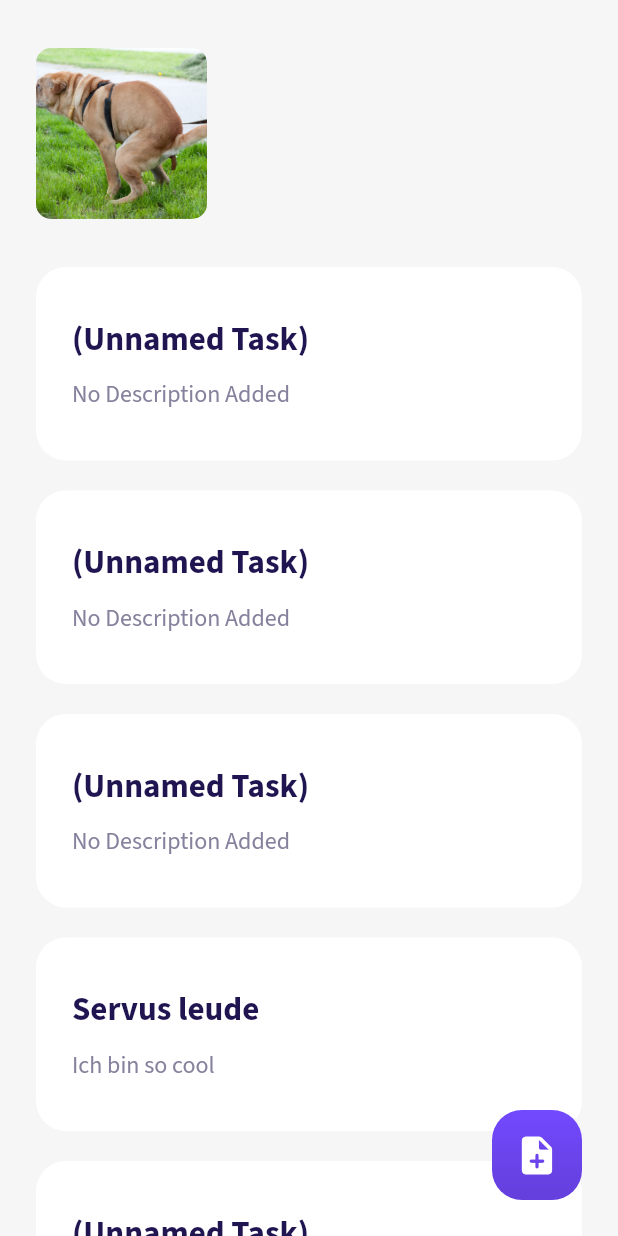
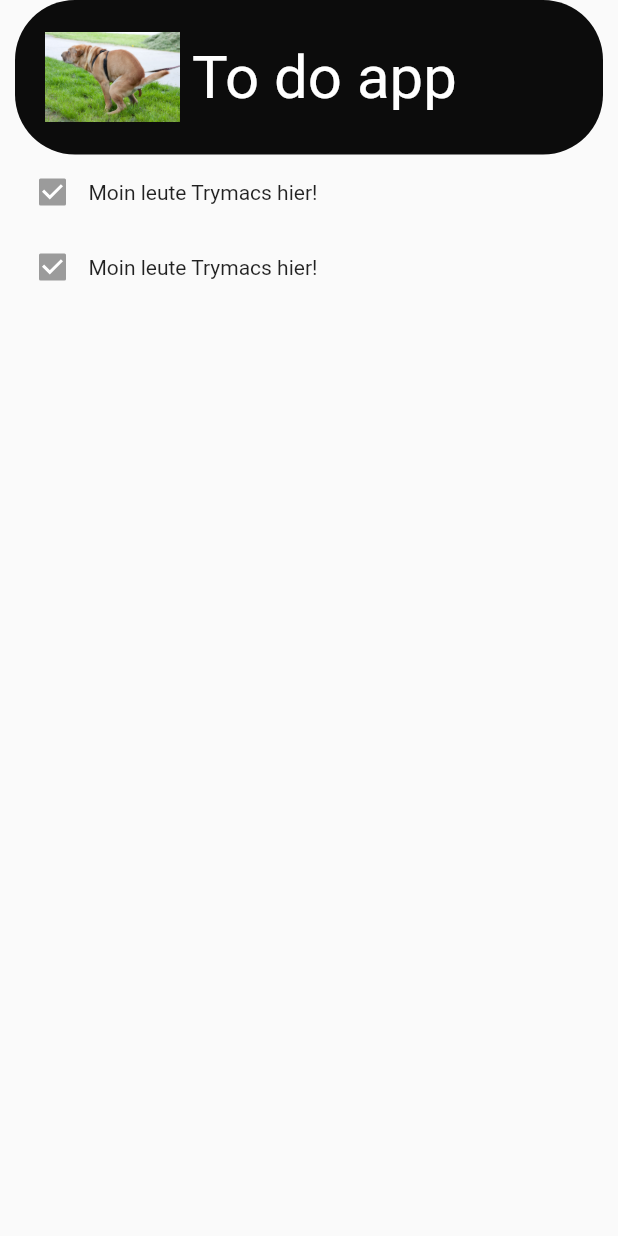
Before and after one commit to IHaveHackedYou/to_do_app, a Flutter app: the screen it shows after launch, on a phone screen of 412 x 824 dp. Run offline on Flutter 3.47's test engine with Material 2 defaults, Android fonts, the phone set to English and light mode, and no system bars; our stand-ins replace firebase_core, google_fonts; accounts and stored records are empty.

Commit message:
initializing todo from scratch

```diff
--- a/lib/helper_widgets.dart
+++ b/lib/helper_widgets.dart
@@ -0,0 +1,20 @@
+import 'package:flutter/material.dart';
+
+class TodoEntry extends StatelessWidget {
+  final String title;
+  final bool done;
+
+  const TodoEntry({Key? key, required this.title, required this.done})
+      : super(key: key);
+
+  @override
+  Widget build(BuildContext context) {
+    return Container(
+        width: double.infinity,
+        padding: EdgeInsets.all(1.0),
+        child: Row(
+          children: [Checkbox(value: done, onChanged: null),
+          Text("Moin leute Trymacs hier!")],
+        ));
+  }
+}
--- a/lib/main.dart
+++ b/lib/main.dart
@@ -1,22 +1,40 @@
+import 'package:firebase_core/firebase_core.dart';
 import 'package:flutter/material.dart';
 import 'package:google_fonts/google_fonts.dart';
-import 'package:to_do_app/screens/homepage.dart';
+import 'package:to_do_app/screens/helper_screens.dart';
+import 'package:to_do_app/screens/home_screen.dart';
 
-void main() => runApp(MyApp());
 
+Future<void> main() async{
+  WidgetsFlutterBinding.ensureInitialized();
+  runApp(MyApp());
+}
 class MyApp extends StatelessWidget {
-  const MyApp({Key? key}) : super(key: key);
+  final Future<FirebaseApp> _fbApp = Firebase.initializeApp();
+
+  MyApp({Key? key}) : super(key: key);
 
   @override
   Widget build(BuildContext context) {
     return MaterialApp(
-      debugShowCheckedModeBanner: false,
       theme: ThemeData(
-        textTheme: GoogleFonts.sourceSansProTextTheme(
-          Theme.of(context).textTheme,
-        ),
+        textTheme: GoogleFonts.robotoTextTheme(
+          Theme.of(context).textTheme
+        )
       ),
-      home: Homepage(),
+      home: FutureBuilder(
+        future: _fbApp,
+        builder: (context, snapshot){
+          if(snapshot.hasError){
+            print("error while initalizing firebase! ${snapshot.error.toString()}");
+            return ErrorScreen(errorMessage: snapshot.error.toString());
+          }else if (snapshot.hasData){
+            return HomeScreen();
+          }else{
+            return LoadingScreen();
+          }
+        }
+      )
     );
   }
 }
--- a/lib/screens/home_screen.dart
+++ b/lib/screens/home_screen.dart
@@ -0,0 +1,54 @@
+import 'dart:ui';
+
+import "package:flutter/material.dart";
+import 'package:google_fonts/google_fonts.dart';
+import 'package:to_do_app/helper_widgets.dart';
+
+class HomeScreen extends StatelessWidget {
+  const HomeScreen({Key? key}) : super(key: key);
+
+  @override
+  Widget build(BuildContext context) {
+    List<TodoEntry> entries = <TodoEntry>[
+      TodoEntry(title: "title", done: true),
+      TodoEntry(title: "title", done: true)
+    ];
+    return Scaffold(
+        body: SafeArea(
+            child: Container(
+      padding: EdgeInsets.only(top: 0, left: 10, right: 10, bottom: 0),
+      child: Column(
+        children: [
+          Container(
+            padding: EdgeInsets.all(20),
+            decoration: BoxDecoration(
+                color: Color(0xF3000000),
+                borderRadius: BorderRadius.circular(40)),
+            child: Row(
+              children: [
+                Image(image: AssetImage("assets/index.jpg"), height: 60),
+                Expanded(
+                  child: Padding(
+                    padding: const EdgeInsets.all(8.0),
+                    child: Text("To do app",
+                        style: TextStyle(
+                             fontSize: 40.0, color: Color(
+                            0xFFFFFFFF))),
+                  ),
+                ),
+              ],
+            ),
+          ),
+          Expanded(
+            child: ListView.builder(
+              itemCount: entries.length,
+              itemBuilder: (BuildContext context, int index) {
+                return entries[index];
+              },
+            ),
+          )
+        ],
+      ),
+    )));
+  }
+}
--- a/lib/screens/homepage.dart
+++ /dev/null
@@ -1,87 +0,0 @@
-import 'package:flutter/material.dart';
-import 'package:to_do_app/screens/taskpage.dart';
-import 'package:to_do_app/widgets.dart';
-
-class Homepage extends StatefulWidget {
-  @override
-  _HomepageState createState() => _HomepageState();
-}
-
-class _HomepageState extends State<Homepage> {
-  @override
-  Widget build(BuildContext context) {
-    return Scaffold(
-      body: SafeArea(
-        child: Container(
-          width: double.infinity,
-          padding: const EdgeInsets.symmetric(
-            horizontal: 24.0,
-          ),
-          color: Color(0xFFF6F6F6),
-          child: Stack(
-            children: [
-              Column(
-                crossAxisAlignment: CrossAxisAlignment.start,
-                children: [
-                  Container(
-                    margin: const EdgeInsets.only(
-                        bottom: 32.0, right: 250.0, top: 32.0),
-                    child: ClipRRect(
-                        borderRadius: BorderRadius.circular(10.0),
-                        child: const AspectRatio(
-                            aspectRatio: 1 / 1,
-                            child: Image(
-                              image: AssetImage("assets/index.jpg"),
-                              fit: BoxFit.cover,
-                            ))),
-                  ),
-                  Expanded(
-                      child: ScrollConfiguration(
-                        behavior: NoGlowBehaviour(),
-                        child: ListView(
-                    children: const [
-                        TaskCardWidget(),
-                        TaskCardWidget(),
-                        TaskCardWidget(),
-                        TaskCardWidget(
-                            title: "Servus leude", desc: "Ich bin so cool"),
-                        TaskCardWidget(),
-                        TaskCardWidget(),
-                    ],
-                  ),
-                      ))
-                ],
-              ),
-              Positioned(
-                bottom: 24.0,
-                right: 0.0,
-                child: Container(
-                  width: 60.0,
-                  height: 60.0,
-                  decoration: BoxDecoration(
-                    gradient: const LinearGradient(
-                        colors: [Color(0xFF7349FE), Color(0xFF643FDB)],
-                        begin: Alignment(0.0, -1.0),
-                        end: Alignment(0.0, 1.0)),
-                    borderRadius: BorderRadius.circular(20.0),
-                  ),
-                  child: GestureDetector(
-                    onTap: () {
-                      Navigator.push(context,
-                          MaterialPageRoute(builder: (context) => TaskPage()));
-                    },
-                    child: const Icon(
-                      Icons.note_add_rounded,
-                      color: Colors.white,
-                      size: 30
-                    ),
-                  ),
-                ),
-              )
-            ],
-          ),
-        ),
-      ),
-    );
-  }
-}
--- a/lib/widgets.dart
+++ /dev/null
@@ -1,108 +0,0 @@
-import 'package:flutter/material.dart';
-
-class TaskCardWidget extends StatelessWidget {
-  final String? title;
-  final String? desc;
-
-  const TaskCardWidget({this.title, this.desc});
-
-  @override
-  Widget build(BuildContext context) {
-    return Container(
-      width: double.infinity,
-      padding: const EdgeInsets.symmetric(
-        vertical: 32.0,
-        horizontal: 24.0,
-      ),
-      margin: const EdgeInsets.only(
-        bottom: 20.0,
-      ),
-      decoration: BoxDecoration(
-        color: Colors.white,
-        borderRadius: BorderRadius.circular(20.0),
-      ),
-      child: Column(
-        crossAxisAlignment: CrossAxisAlignment.start,
-        children: [
-          Text(
-            title ?? "(Unnamed Task)",
-            style: const TextStyle(
-              color: Color(0xFF211551),
-              fontSize: 22.0,
-              fontWeight: FontWeight.bold,
-            ),
-          ),
-          Padding(
-            padding: const EdgeInsets.only(
-              top: 10.0,
-            ),
-            child: Text(
-              desc ?? "No Description Added",
-              style: const TextStyle(
-                fontSize: 16.0,
-                color: Color(0xFF86829D),
-                height: 1.5,
-              ),
-            ),
-          )
-        ],
-      ),
-    );
-  }
-}
-
-class TodoWidget extends StatelessWidget {
-  final String? text;
-  final bool isDone;
-
-  TodoWidget({this.text, required this.isDone});
-
-  @override
-  Widget build(BuildContext context) {
-    return Container(
-      padding: const EdgeInsets.symmetric(
-        horizontal: 24.0,
-        vertical: 8.0,
-      ),
-      child: Row(
-        children: [
-          Container(
-            width: 20.0,
-            height: 20.0,
-            margin: const EdgeInsets.only(
-              right: 12.0,
-            ),
-            decoration: BoxDecoration(
-                color: isDone ? Color(0xFF7349FE) : Colors.transparent,
-                borderRadius: BorderRadius.circular(6.0),
-                border: isDone
-                    ? null
-                    : Border.all(color: Color(0xFF86829D), width: 1.5)),
-            child: Icon(
-              Icons.check_rounded,
-              color: isDone ? Color(0xFFFFFFFF) : Colors.transparent
-            ),
-          ),
-          Flexible(
-            child: Text(
-              text ?? "(Unnamed Todo)",
-              style: TextStyle(
-                color: isDone ? Color(0xFF211551) : Color(0xFF86829D),
-                fontSize: 16.0,
-                fontWeight: isDone ? FontWeight.bold : FontWeight.w500,
-              ),
-            ),
-          ),
-        ],
-      ),
-    );
-  }
-}
-
-class NoGlowBehaviour extends ScrollBehavior {
-  @override
-  Widget buildViewportChrome(
-      BuildContext context, Widget child, AxisDirection axisDirection) {
-    return child;
-  }
-}
--- a/pubspec.yaml
+++ b/pubspec.yaml
@@ -31,7 +31,9 @@ dependencies:
     sdk: flutter
   google_fonts: ^2.3.1
 
-
+  firebase_core: ^1.12.0
+  firebase_database: ^9.0.6
+  cloud_firestore: ^3.1.8
   # The following adds the Cupertino Icons font to your application.
   # Use with the CupertinoIcons class for iOS style icons.
   cupertino_icons: ^1.0.2
```
Also changed, not shown: lib/screens/helper_screens.dart (+42 -0 lines), lib/screens/helperscreen.dart (deleted, +0 -10 lines), lib/screens/taskpage.dart (deleted, +0 -371 lines), lib/database_helper.dart (deleted), pubspec.lock, 4 other files.
